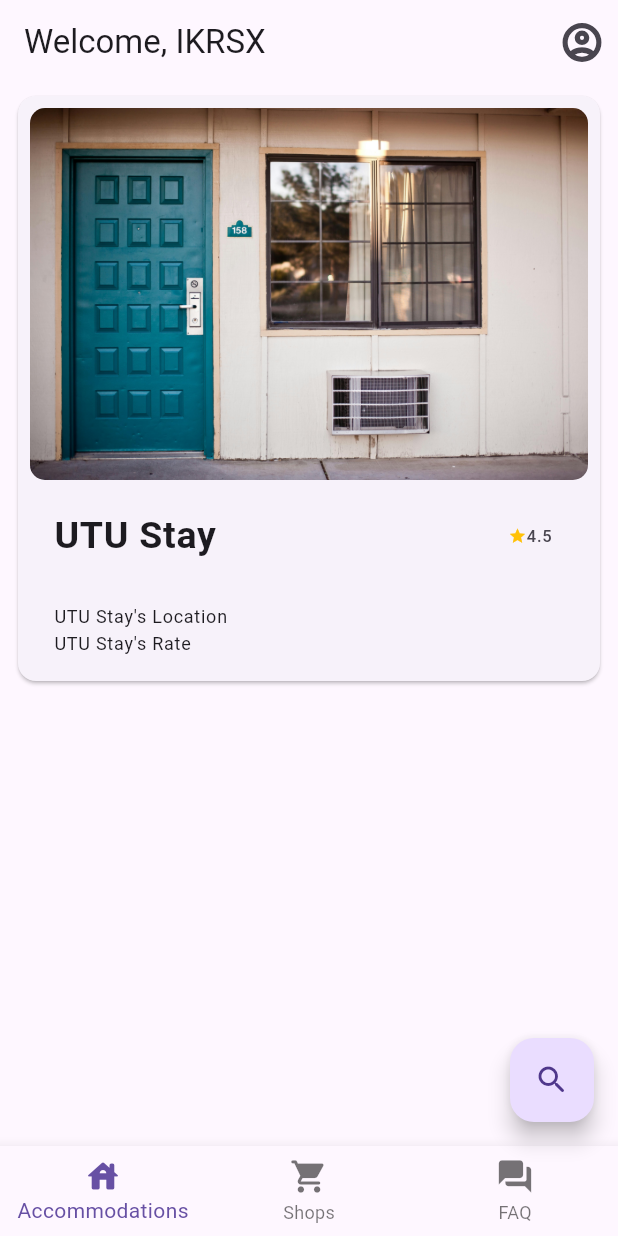
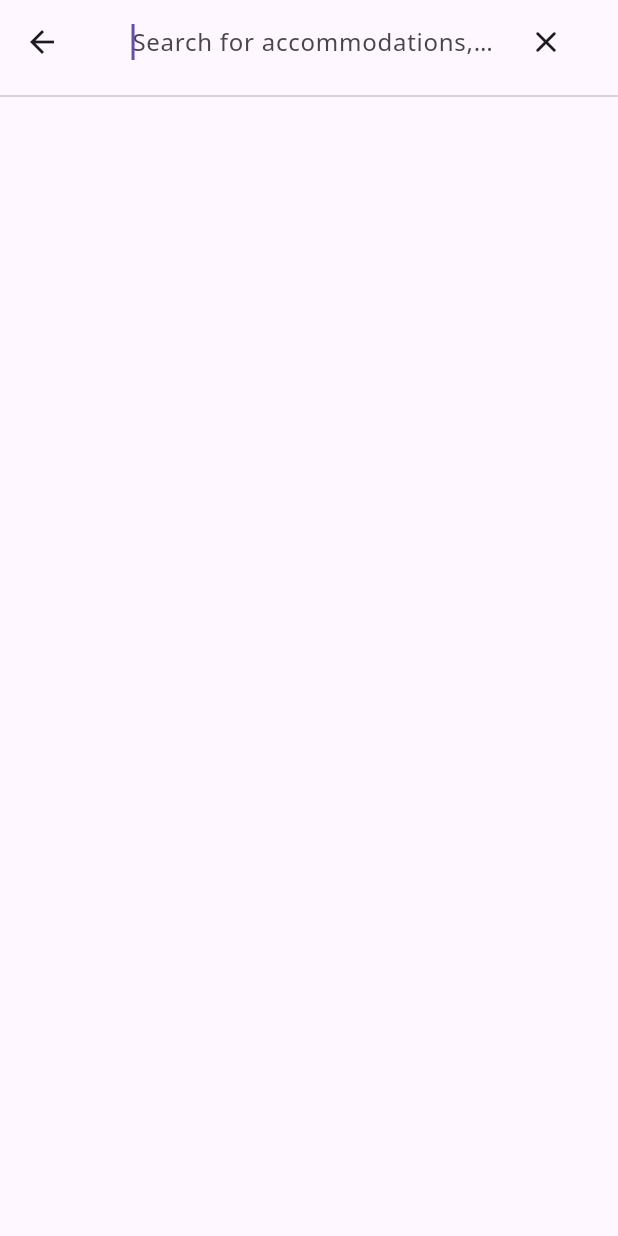
Before and after one commit to ikrsx/kickstartu_mobile, a Flutter app: the screen it shows after launch, after a tap on the "search" icon, on a phone screen of 412 x 824 dp. Run offline on Flutter 3.47's test engine with Material 3 defaults, Android fonts, the phone set to English and light mode, and no system bars; our stand-ins replace flutter_rating_stars.

Commit message:
Added fonts & search ui

```diff
--- a/lib/core/screens/kick_start_u_screen.dart
+++ b/lib/core/screens/kick_start_u_screen.dart
@@ -2,7 +2,7 @@ import 'package:flutter/material.dart';
 import 'package:flutter/services.dart';
 import 'package:kickstartu_mobile/features/accommodation/views/widgets/accommodation_list_builder.dart';
 import 'package:kickstartu_mobile/core/widgets/account_button.dart';
-import 'package:kickstartu_mobile/core/widgets/floating_search_button.dart';
+import 'package:kickstartu_mobile/core/search/views/widgets/floating_search_button.dart';
 import 'package:kickstartu_mobile/core/widgets/kick_start_u_navigation_bar.dart';
 
 class KickStartUScreen extends StatefulWidget {
@@ -19,18 +19,19 @@ class _KickStartUScreenState extends State<KickStartUScreen> {
   Widget build(BuildContext context) {
     return Scaffold(
       appBar: _screenAppBar(),
+      floatingActionButton: FloatingSearchButton(),
+      bottomNavigationBar: _screenNavigationBar(),
+      body: AccommodationListBuilder(),
+    );
+  }
 
-      floatingActionButton: FloatingSearchButton(),
+  KickStartUNavigationBar _screenNavigationBar() {
+    return KickStartUNavigationBar(
+      currentIndex: currentScreenIndex,
 
-      bottomNavigationBar: KickStartUNavigationBar(
-        currentIndex: currentScreenIndex,
-
-        onTap: (index) => setState(() {
-          currentScreenIndex = index;
-        }),
-      ),
-
-      body: AccommodationListBuilder(),
+      onTap: (index) => setState(() {
+        currentScreenIndex = index;
+      }),
     );
   }
 
--- /dev/null
+++ b/lib/core/search/views/screens/search_screen.dart
@@ -0,0 +1,20 @@
+import 'package:flutter/material.dart';
+import 'package:kickstartu_mobile/core/search/views/widgets/item_search_bar.dart';
+
+class SearchScreen extends StatelessWidget {
+  const SearchScreen({super.key});
+
+  @override
+  Widget build(BuildContext context) {
+    return Scaffold(
+      appBar: AppBar(
+        title: ItemSearchBar(),
+        centerTitle: true,
+        bottom: PreferredSize(
+          preferredSize: Size.fromHeight(16.0),
+          child: Divider(),
+        ),
+      ),
+    );
+  }
+}
--- /dev/null
+++ b/lib/core/search/views/widgets/floating_search_button.dart
@@ -0,0 +1,16 @@
+import 'package:flutter/material.dart';
+import 'package:kickstartu_mobile/core/search/views/screens/search_screen.dart';
+
+class FloatingSearchButton extends StatelessWidget {
+  const FloatingSearchButton({super.key});
+
+  @override
+  Widget build(BuildContext context) {
+    return FloatingActionButton(
+      onPressed: () => Navigator.of(
+        context,
+      ).push(MaterialPageRoute(builder: (context) => SearchScreen())),
+      child: Icon(Icons.search_rounded, fontWeight: FontWeight.bold),
+    );
+  }
+}
--- /dev/null
+++ b/lib/core/search/views/widgets/item_search_bar.dart
@@ -0,0 +1,32 @@
+import 'package:flutter/material.dart';
+
+class ItemSearchBar extends StatefulWidget {
+  const ItemSearchBar({super.key});
+
+  @override
+  State<ItemSearchBar> createState() => _ItemSearchBarState();
+}
+
+class _ItemSearchBarState extends State<ItemSearchBar> {
+  TextEditingController? searchValue = TextEditingController();
+
+  @override
+  Widget build(BuildContext context) {
+    return SearchBar(
+      controller: searchValue,
+      elevation: WidgetStatePropertyAll(0),
+      backgroundColor: WidgetStatePropertyAll(Colors.transparent),
+      autoFocus: true,
+      hintText: "Search for accommodations, tiffin services or shops",
+
+      trailing: [
+        IconButton(
+          onPressed: () => setState(() {
+            searchValue!.clear();
+          }),
+          icon: Icon(Icons.clear_rounded),
+        ),
+      ],
+    );
+  }
+}
--- a/lib/core/widgets/floating_search_button.dart
+++ /dev/null
@@ -1,13 +0,0 @@
-import 'package:flutter/material.dart';
-
-class FloatingSearchButton extends StatelessWidget {
-  const FloatingSearchButton({super.key});
-
-  @override
-  Widget build(BuildContext context) {
-    return FloatingActionButton(
-      onPressed: () {},
-      child: Icon(Icons.search_rounded),
-    );
-  }
-}
--- a/lib/core/widgets/kick_start_u_navigation_bar.dart
+++ b/lib/core/widgets/kick_start_u_navigation_bar.dart
@@ -16,6 +16,9 @@ class KickStartUNavigationBar extends StatelessWidget {
       onTap: onTap,
       currentIndex: currentIndex,
       iconSize: 26,
+      elevation: 0,
+      unselectedFontSize: 14.0,
+
       items: [
         BottomNavigationBarItem(
           icon: Icon(Icons.house_rounded),
--- a/lib/features/accommodation/views/widgets/accommodation_list_builder.dart
+++ b/lib/features/accommodation/views/widgets/accommodation_list_builder.dart
@@ -1,57 +1,13 @@
 import 'package:flutter/material.dart';
-import 'package:kickstartu_mobile/core/reviews/models/review_model.dart';
-import 'package:kickstartu_mobile/features/accommodation/models/accommodation_model.dart';
-import 'package:kickstartu_mobile/features/accommodation/views/screens/accomodation_information_screen.dart';
-import 'package:kickstartu_mobile/shared/widgets/list_card.dart';
 
 class AccommodationListBuilder extends StatelessWidget {
   const AccommodationListBuilder({super.key});
 
   @override
   Widget build(BuildContext context) {
-    // dummy model
-    final List<AccommodationModel> modelList = [
-      AccommodationModel(
-        imageNameList: ["assets/images/motel.jpg", "assets/images/motel.jpg"],
-        description: "Description",
-        accomodationName: "UTU Stay",
-        rating: "4.5",
-        ownerName: "John Wick",
-        ownerContactNumber: "1234567890",
-        location: "Dehradun",
-      ),
-    ];
-
-    final List<ReviewModel> revList = [
-      ReviewModel(
-        userName: "Student Name",
-        reviewDescription: "Description",
-        userImage: "assets/images/motel.jpg",
-        userRating: "4.5",
-      ),
-    ];
-
     return ListView.builder(
-      itemBuilder: (context, index) => ListCard(
-        cardTitle: "UTU Stay",
-
-        cardSubtitle: "UTU Stay's Location\nUTU Stay's Rate",
-
-        cardRatingText: "4.5",
-
-        imageName: "assets/images/motel.jpg",
-
-        onTap: () => Navigator.of(context).push(
-          MaterialPageRoute(
-            builder: (builder) => AccomodationInformationScreen(
-              accomodationModel: modelList[index],
-              reviewModel: revList,
-            ),
-          ),
-        ),
-      ),
-
-      itemCount: 1,
+      itemBuilder: (context, index) => null,
+      itemCount: 0,
     );
   }
 }
--- a/lib/main.dart
+++ b/lib/main.dart
@@ -10,6 +10,9 @@ class MainApp extends StatelessWidget {
 
   @override
   Widget build(BuildContext context) {
-    return const MaterialApp(home: KickStartUScreen());
+    return MaterialApp(
+      theme: ThemeData(fontFamily: "Noto Sans"),
+      home: KickStartUScreen(),
+    );
   }
 }
--- a/pubspec.yaml
+++ b/pubspec.yaml
@@ -21,3 +21,8 @@ flutter:
 
   assets:
     - assets/images/
+
+  fonts:
+    - family: Noto Sans
+      fonts:
+        - asset: assets/fonts/NotoSans.ttf
```
Also changed, not shown: 1 other file.
